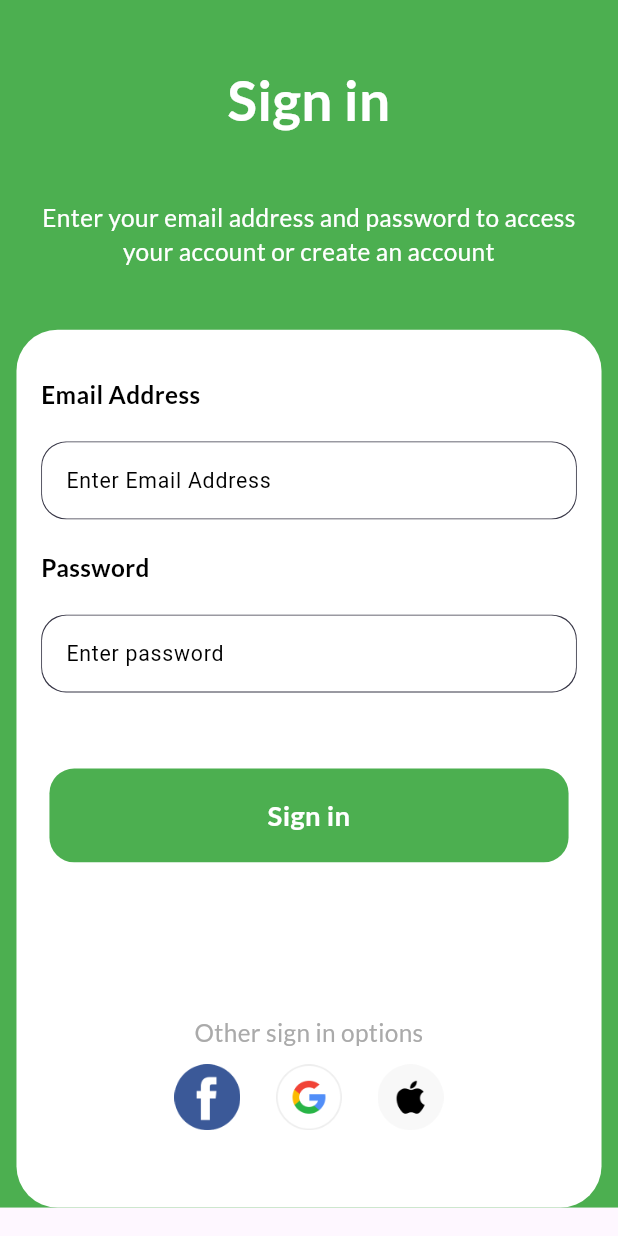
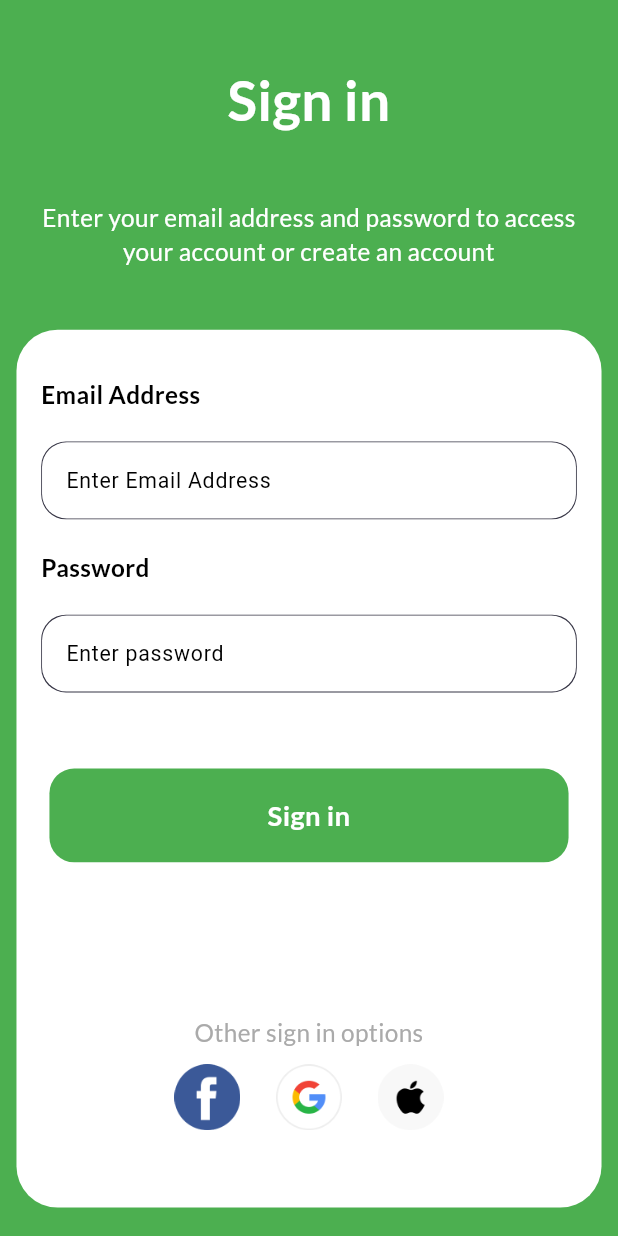
Before and after one commit to FalconCodeM/talbati.github.io, a Flutter app: the screen it shows after launch, on a phone screen of 412 x 824 dp. Run offline on Flutter 3.47's test engine with Material 3 defaults, Android fonts, the phone set to English and light mode, and no system bars; our stand-ins replace equatable, flutter_screenutil, get, get_storage, google_fonts.

Commit message:
first commit

```diff
--- a/lib/app/data/widgets/reusable_green_background.dart
+++ b/lib/app/data/widgets/reusable_green_background.dart
@@ -12,6 +12,8 @@ class ReusableGreenBackground extends StatelessWidget {
   @override
   Widget build(BuildContext context) {
     return Scaffold(
+      extendBody: true,
+      backgroundColor: AppColors.colorsGreen,
       body: SingleChildScrollView(
         child: Container(
           width: double.infinity,
```
